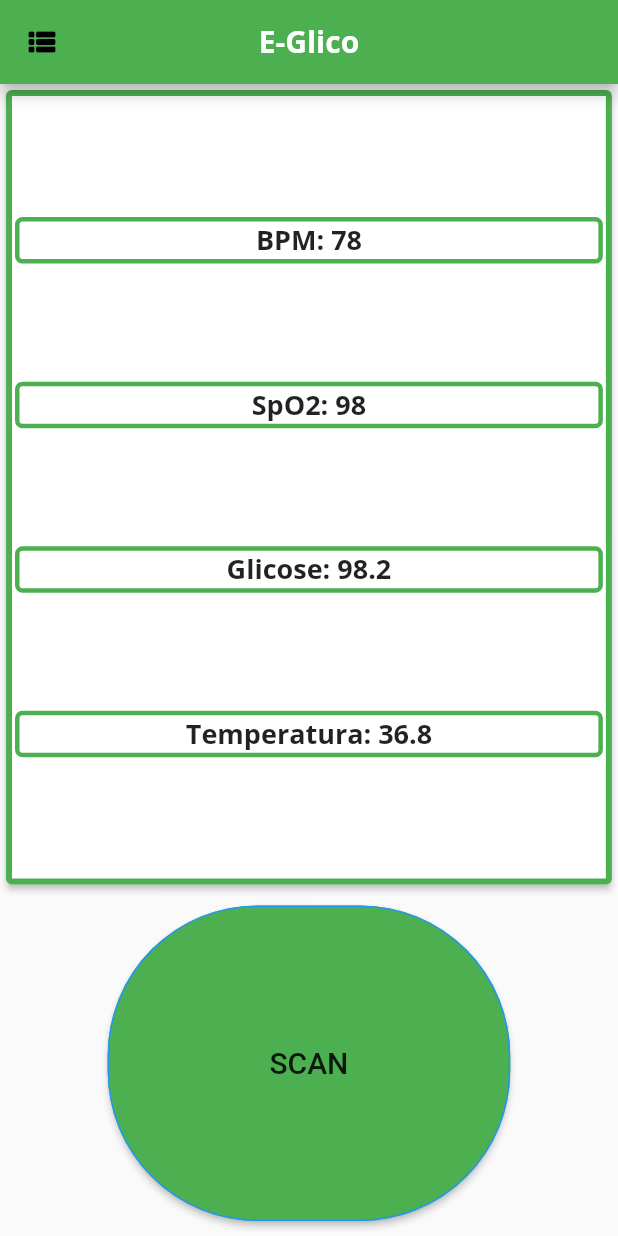
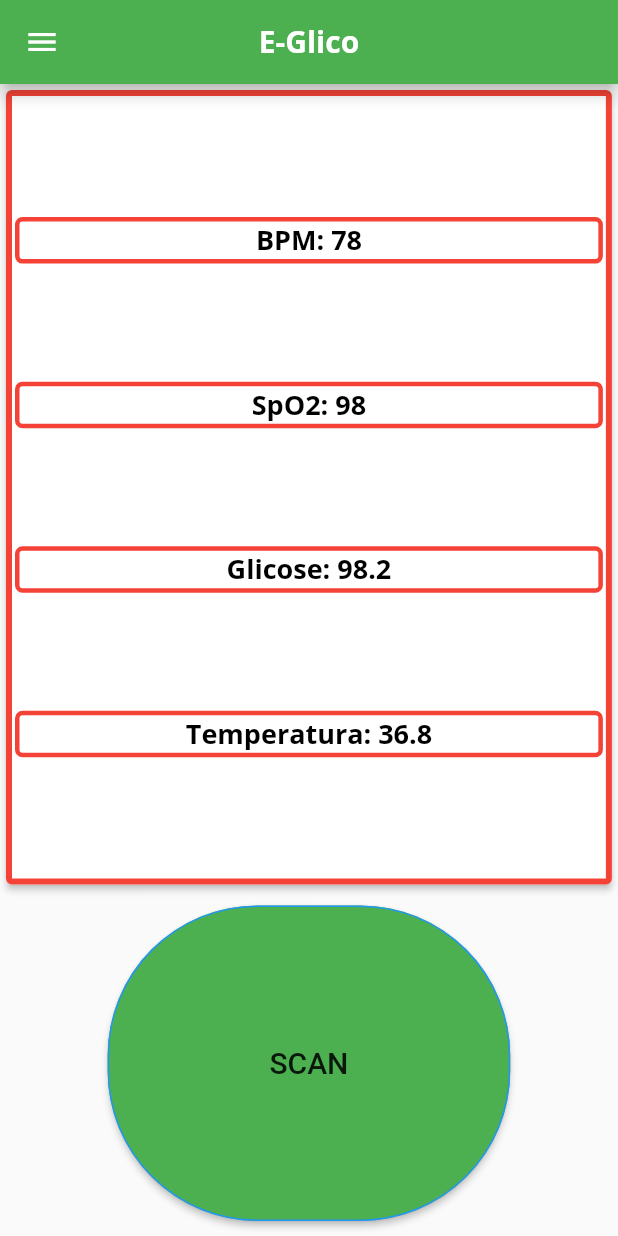
Before and after one commit to MrBertemes/Glucose-App, a Flutter app: the screen it shows after launch, on a phone screen of 412 x 824 dp. Run offline on Flutter 3.47's test engine with Material 2 defaults, Android fonts, the phone set to English and light mode, and no system bars; our stand-ins replace flutter_blue.

Commit message:
First drawer added

```diff
--- a/gluco/lib/main.dart
+++ b/gluco/lib/main.dart
@@ -3,11 +3,11 @@
 import 'package:flutter/material.dart';
 import 'package:flutter/services.dart';
 import 'package:gluco/widgets/chartbox.dart';
+import 'package:gluco/widgets/sidebar.dart';
 import 'package:gluco/widgets/valuecard.dart';
 import 'package:flutter_blue/flutter_blue.dart';
 import './models/collected.dart';
 import 'dart:math';
-
 
 void main() => runApp(MaterialApp(
       home: Main(),
@@ -19,7 +19,7 @@ class Main extends StatefulWidget {
 }
 
 class _MainState extends State<Main> {
-    Collected _dataCollected = Collected(
+  Collected _dataCollected = Collected(
     batimento: 78,
     data: DateTime.now(),
     saturacao: 98,
@@ -30,16 +30,23 @@ class _MainState extends State<Main> {
   // List<int> valor = [70, 67, 60, 66, 93, 72, 90, 96, 91, 87];
   // var i = 0;
   FlutterBlue bluetooth = FlutterBlue.instance;
-  Random random =  Random();// from 0 upto 99 included
+  Random random = Random(); // from 0 upto 99 included
 
-  void readData(FlutterBlue bluetooth){ // Temporario somente - Depois será a chamada de funcao
-  // que mantem contato e recebe os dados.
+  void readData(FlutterBlue bluetooth) {
+    // Temporario somente - Depois será a chamada de funcao
+    // que mantem contato e recebe os dados.
     _dataCollected.batimento = random.nextInt(110) + 60;
     _dataCollected.data = DateTime.now();
-    _dataCollected.glicose = (((random.nextInt(110) + 60)+ random.nextDouble())*100).truncateToDouble()/ 100;
+    _dataCollected.glicose =
+        (((random.nextInt(110) + 60) + random.nextDouble()) * 100)
+                .truncateToDouble() /
+            100;
     _dataCollected.saturacao = random.nextInt(101) + 96;
-    _dataCollected.temperatura = (((random.nextInt(38) + 35)+ random.nextDouble())*100).truncateToDouble() /100;
-}
+    _dataCollected.temperatura =
+        (((random.nextInt(38) + 35) + random.nextDouble()) * 100)
+                .truncateToDouble() /
+            100;
+  }
 
   void scanBluetooth(FlutterBlue bluetooth) async {
     if (await bluetooth.isAvailable) {
@@ -59,15 +66,15 @@ class _MainState extends State<Main> {
 
   @override
   Widget build(BuildContext context) {
-    final appBar = AppBar(
-      leading: IconButton(
-        color: Colors.black,
-        alignment: Alignment.center,
-        onPressed: () {},
-        icon: Icon(
-          Icons.view_list_rounded,
-        ),
-      ),
+    final AppBar appBar = AppBar(
+      // leading: IconButton(
+      //   color: Colors.black,
+      //   alignment: Alignment.center,
+      //   onPressed: () {},
+      //   icon: Icon(
+      //     Icons.view_list_rounded,
+      //   ),
+      // ),
       elevation: 4,
       centerTitle: true,
       title: Text(
@@ -87,14 +94,16 @@ class _MainState extends State<Main> {
         fontFamily: 'Quicksand',
         textTheme: ThemeData.light().textTheme.copyWith(
             headline6: TextStyle(
+              color: Colors.black,
               fontFamily: 'OpenSans',
               fontSize: 18,
               fontWeight: FontWeight.bold,
             ),
-            button: TextStyle(color: Colors.black)),
+            button: TextStyle(color: Colors.white)),
         appBarTheme: AppBarTheme(
           textTheme: ThemeData.light().textTheme.copyWith(
                 headline6: TextStyle(
+                  color: Colors.white,
                   fontFamily: 'OpenSans',
                   fontSize: 20,
                   fontWeight: FontWeight.bold,
@@ -104,6 +113,7 @@ class _MainState extends State<Main> {
       ),
       home: Scaffold(
         appBar: appBar,
+        drawer: SideBar(),
         body: SingleChildScrollView(
           child: Column(
             mainAxisAlignment: MainAxisAlignment.spaceEvenly,
@@ -132,14 +142,16 @@ class _MainState extends State<Main> {
                       RoundedRectangleBorder(
                         borderRadius: BorderRadius.circular(100),
                         side: BorderSide(
-                          color: Theme.of(context).primaryColor,
+                          color: Theme.of(context).accentColor,
                         ),
                       ),
                     ),
                   ),
-                  onPressed: (){setState(() {
-                    readData(bluetooth);
-                  });},
+                  onPressed: () {
+                    setState(() {
+                      readData(bluetooth);
+                    });
+                  },
                   child: Text(
                     'SCAN',
                     style: Theme.of(context).textTheme.headline6,
--- a/gluco/lib/widgets/chartbox.dart
+++ b/gluco/lib/widgets/chartbox.dart
@@ -19,7 +19,7 @@ class ChartBox extends StatelessWidget {
         decoration: BoxDecoration(
           borderRadius: BorderRadius.circular(4),
           border: Border.all(
-            color: Theme.of(context).primaryColor,
+            color: Theme.of(context).accentColor,
             width: 4,
           ),
         ),
--- a/gluco/lib/widgets/valuecard.dart
+++ b/gluco/lib/widgets/valuecard.dart
@@ -25,7 +25,7 @@ class ValuesCard extends StatelessWidget {
             alignment: AlignmentDirectional.center,
             decoration: BoxDecoration(
               borderRadius: BorderRadius.circular(5),
-              border: Border.all(color: Theme.of(context).primaryColor, width: 3),
+              border: Border.all(color: Theme.of(context).accentColor, width: 3),
             ),
             child: FittedBox(
               child: Text(
```
